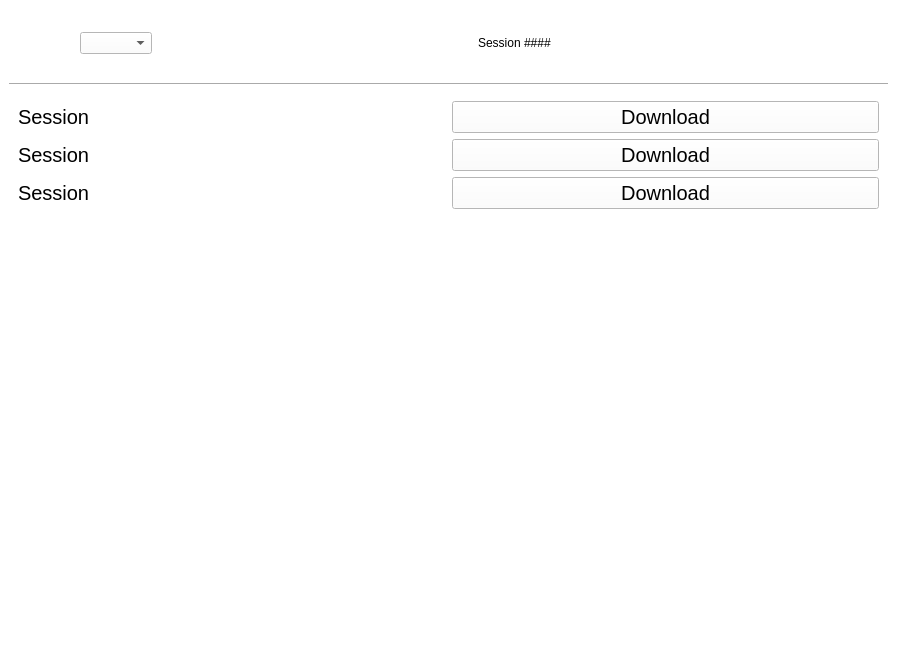
Before: the Qt Designer form views/main_window.ui in RadekChy25/ChewSense, drawn with Qt 5.
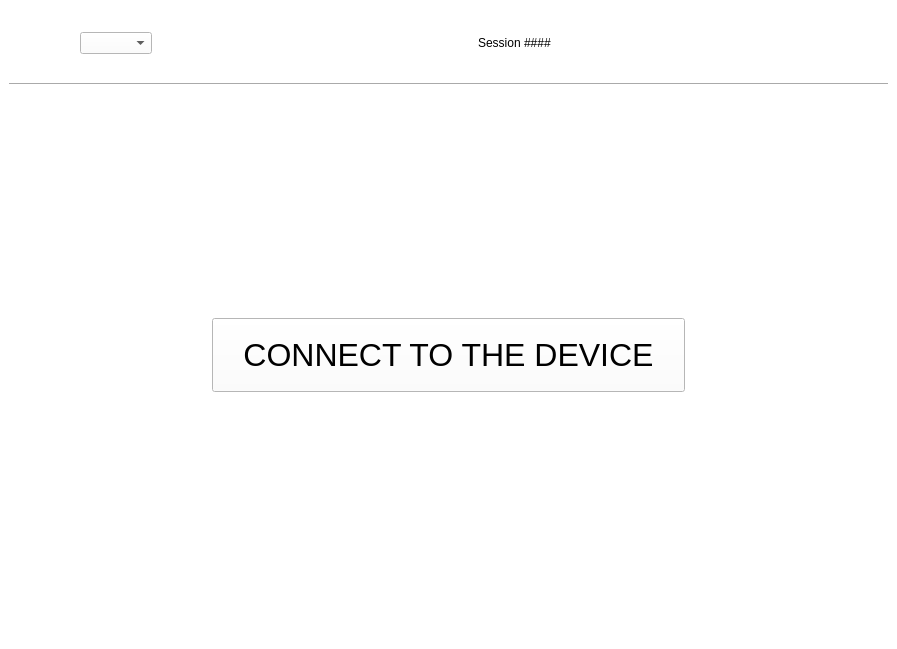
After: the same form once the commit is applied. Icons and pictures are not drawn.

Commit message: main window changes

```diff
--- a/views/main_window.ui
+++ b/views/main_window.ui
@@ -242,7 +242,7 @@
     <item row="2" column="0">
      <widget class="QStackedWidget" name="main_stackedWidget">
       <property name="currentIndex">
-       <number>3</number>
+       <number>4</number>
       </property>
       <widget class="QWidget" name="home_page_widget">
        <layout class="QGridLayout" name="gridLayout_2">
@@ -549,6 +549,84 @@
         </item>
        </layout>
       </widget>
+      <widget class="QWidget" name="page_2">
+       <layout class="QGridLayout" name="gridLayout_11">
+        <item row="0" column="0">
+         <layout class="QGridLayout" name="gridLayout_10">
+          <item row="0" column="2">
+           <spacer name="verticalSpacer_3">
+            <property name="orientation">
+             <enum>Qt::Vertical</enum>
+            </property>
+            <property name="sizeHint" stdset="0">
+             <size>
+              <width>20</width>
+              <height>40</height>
+             </size>
+            </property>
+           </spacer>
+          </item>
+          <item row="1" column="0">
+           <spacer name="horizontalSpacer_3">
+            <property name="orientation">
+             <enum>Qt::Horizontal</enum>
+            </property>
+            <property name="sizeHint" stdset="0">
+             <size>
+              <width>40</width>
+              <height>20</height>
+             </size>
+            </property>
+           </spacer>
+          </item>
+          <item row="1" column="1" colspan="2">
+           <widget class="QPushButton" name="connect_device_btn">
+            <property name="minimumSize">
+             <size>
+              <width>473</width>
+              <height>74</height>
+             </size>
+            </property>
+            <property name="font">
+             <font>
+              <pointsize>24</pointsize>
+             </font>
+            </property>
+            <property name="text">
+             <string>CONNECT TO THE DEVICE</string>
+            </property>
+           </widget>
+          </item>
+          <item row="1" column="3">
+           <spacer name="horizontalSpacer_4">
+            <property name="orientation">
+             <enum>Qt::Horizontal</enum>
+            </property>
+            <property name="sizeHint" stdset="0">
+             <size>
+              <width>40</width>
+              <height>20</height>
+             </size>
+            </property>
+           </spacer>
+          </item>
+          <item row="2" column="1">
+           <spacer name="verticalSpacer_4">
+            <property name="orientation">
+             <enum>Qt::Vertical</enum>
+            </property>
+            <property name="sizeHint" stdset="0">
+             <size>
+              <width>20</width>
+              <height>40</height>
+             </size>
+            </property>
+           </spacer>
+          </item>
+         </layout>
+        </item>
+       </layout>
+      </widget>
      </widget>
     </item>
    </layout>
```
The commit also changes 3 other files.
